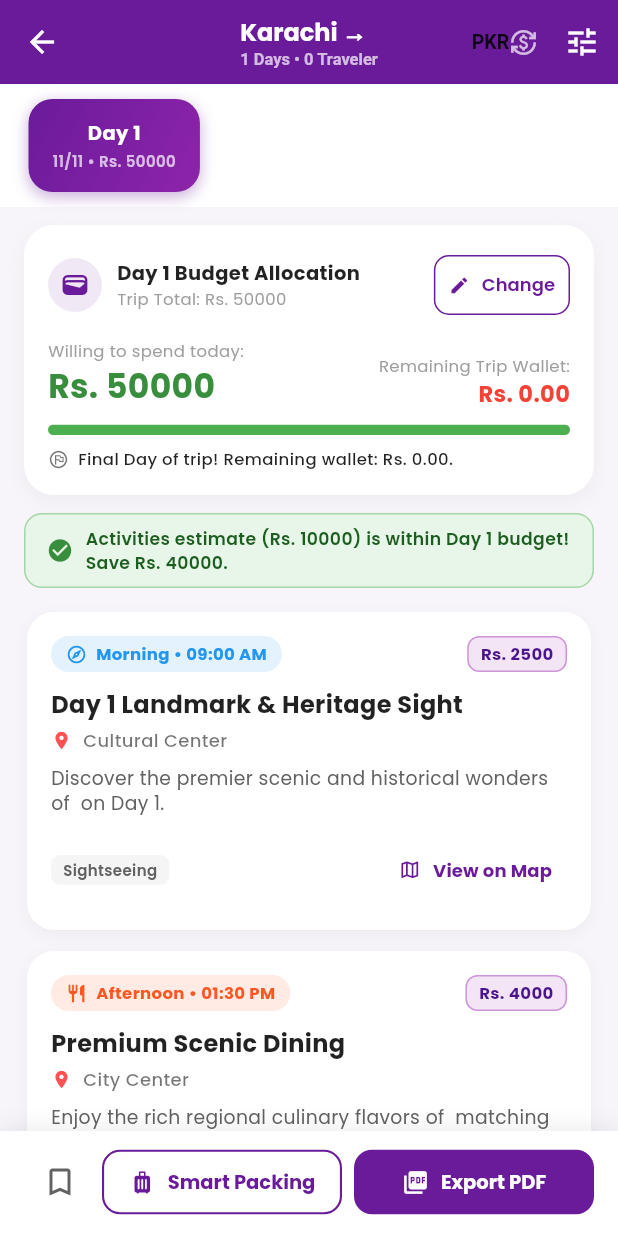
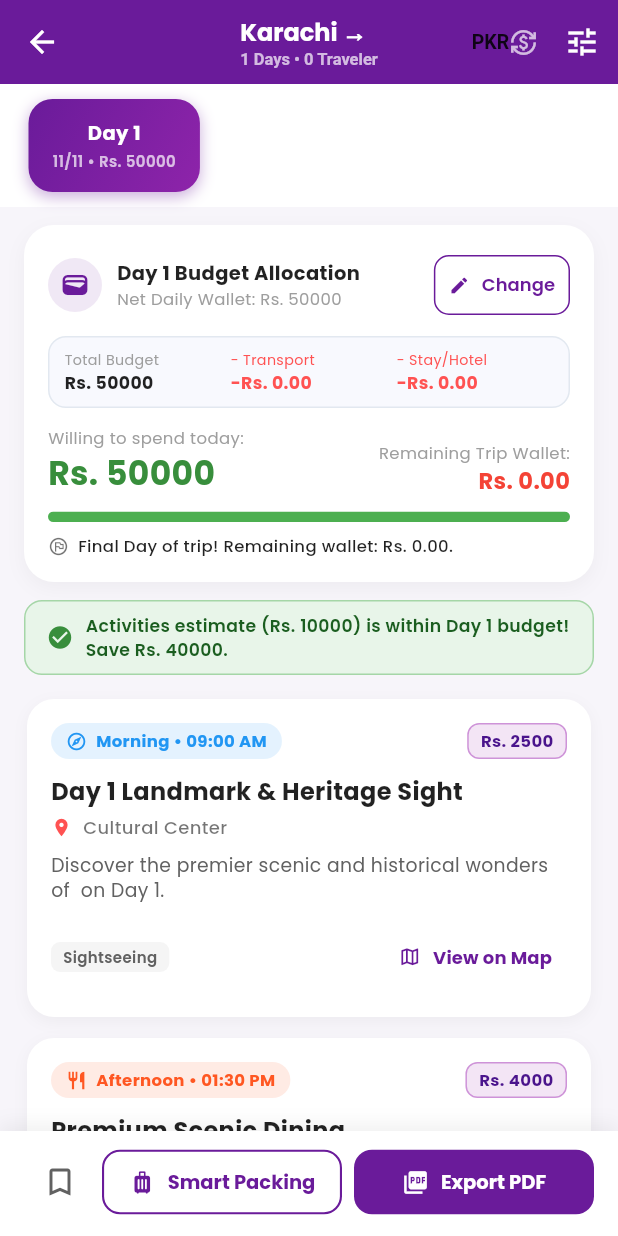
Before and after one commit to MuhammadAhsan-MASK/SafarSathi, a Flutter app: the BudgetAnalysisScreen screen opened directly with empty values, scrolled down 953 dp, after a tap on "View Detailed Route & Daily Budget", on a phone screen of 412 x 824 dp. Run offline on Flutter 3.47's test engine with Material 3 defaults, Android fonts, the phone set to English and light mode, and no system bars; our stand-ins replace cloud_firestore, csv, firebase_auth, firebase_core, flutter_tts, google_fonts and 6 more; accounts and stored records are empty; generated files the repository leaves out were written again; network calls fail.

Commit message:
feat(budget): deduct transport and stay expenses from daily itinerary wallet and exported PDF report

```diff
--- a/lib/features/budget/budget_analysis_screen.dart
+++ b/lib/features/budget/budget_analysis_screen.dart
@@ -197,6 +197,8 @@ class _BudgetAnalysisScreenState extends State<BudgetAnalysisScreen> {
                         endDate: widget.endDate,
                         budget: widget.budget,
                         travelers: widget.travelers,
+                        transportCost: widget.budget * 0.20,
+                        stayCost: widget.budget * 0.40,
                       ),
                     ),
                   ),
--- a/lib/features/budget/itinerary_screen.dart
+++ b/lib/features/budget/itinerary_screen.dart
@@ -17,6 +17,8 @@ class ItineraryScreen extends StatefulWidget {
   final DateTime endDate;
   final double budget;
   final int travelers;
+  final double? transportCost;
+  final double? stayCost;
 
   const ItineraryScreen({
     super.key,
@@ -26,6 +28,8 @@ class ItineraryScreen extends StatefulWidget {
     required this.endDate,
     this.budget = 50000,
     this.travelers = 1,
+    this.transportCost,
+    this.stayCost,
   });
 
   @override
@@ -35,18 +39,27 @@ class ItineraryScreen extends StatefulWidget {
 class _ItineraryScreenState extends State<ItineraryScreen> {
   int _selectedDay = 0;
   bool _isSaved = false;
-  late double _totalTripBudget;
+  late double _grossTripBudget;
+  late double _transportDeduction;
+  late double _stayDeduction;
+  late double _totalTripBudget; // Net spendable budget after Transport & Stay
   late int _dayCount;
   late Map<int, double> _dayBudgets;
 
   @override
   void initState() {
     super.initState();
-    _totalTripBudget = widget.budget > 0 ? widget.budget : 50000;
+    _grossTripBudget = widget.budget > 0 ? widget.budget : 50000;
+    _transportDeduction = widget.transportCost ?? (_grossTripBudget * 0.20);
+    _stayDeduction = widget.stayCost ?? (_grossTripBudget * 0.40);
+
+    final netDaily = _grossTripBudget - _transportDeduction - _stayDeduction;
+    _totalTripBudget = netDaily > 0 ? netDaily : 0;
+
     final diff = widget.endDate.difference(widget.startDate).inDays.abs() + 1;
     _dayCount = diff > 0 ? diff : 1;
 
-    // Initialize each day with an equal share of the total budget
+    // Initialize each day with an equal share of the net daily wallet (after transport & stay)
     _dayBudgets = {};
     final defaultPerDay = _totalTripBudget / _dayCount;
     for (int i = 0; i < _dayCount; i++) {
@@ -729,7 +742,7 @@ class _ItineraryScreenState extends State<ItineraryScreen> {
                             overflow: TextOverflow.ellipsis,
                           ),
                           Text(
-                            'Trip Total: ${currency.formatPrice(_totalTripBudget)}',
+                            'Net Daily Wallet: ${currency.formatPrice(_totalTripBudget)}',
                             style: const TextStyle(fontSize: 11, color: Colors.grey),
                             maxLines: 1,
                             overflow: TextOverflow.ellipsis,
@@ -753,6 +766,71 @@ class _ItineraryScreenState extends State<ItineraryScreen> {
                 onPressed: () => _showSetDayBudgetDialog(_selectedDay),
               ),
             ],
+          ),
+          const SizedBox(height: 10),
+
+          // Net Budget Deduction Strip (Total - Transport - Stay)
+          Container(
+            padding: const EdgeInsets.symmetric(horizontal: 10, vertical: 8),
+            decoration: BoxDecoration(
+              color: const Color(0xFFF8F9FE),
+              borderRadius: BorderRadius.circular(12),
+              border: Border.all(color: const Color(0xFFE2E8F0)),
+            ),
+            child: Row(
+              children: [
+                Expanded(
+                  child: Column(
+                    crossAxisAlignment: CrossAxisAlignment.start,
+                    children: [
+                      const Text('Total Budget', style: TextStyle(fontSize: 9.5, color: Colors.grey), maxLines: 1, overflow: TextOverflow.ellipsis),
+                      FittedBox(
+                        fit: BoxFit.scaleDown,
+                        alignment: Alignment.centerLeft,
+                        child: Text(
+                          currency.formatPrice(_grossTripBudget),
+                          style: const TextStyle(fontSize: 11.5, fontWeight: FontWeight.bold, color: Colors.black87),
+                        ),
+                      ),
+                    ],
+                  ),
+                ),
+                const SizedBox(width: 6),
+                Expanded(
+                  child: Column(
+                    crossAxisAlignment: CrossAxisAlignment.start,
+                    children: [
+                      const Text('- Transport', style: TextStyle(fontSize: 9.5, color: Colors.redAccent), maxLines: 1, overflow: TextOverflow.ellipsis),
+                      FittedBox(
+                        fit: BoxFit.scaleDown,
+                        alignment: Alignment.centerLeft,
+                        child: Text(
+                          '-${currency.formatPrice(_transportDeduction)}',
+                          style: const TextStyle(fontSize: 11.5, fontWeight: FontWeight.bold, color: Colors.redAccent),
+                        ),
+                      ),
+                    ],
+                  ),
+                ),
+                const SizedBox(width: 6),
+                Expanded(
+                  child: Column(
+                    crossAxisAlignment: CrossAxisAlignment.start,
+                    children: [
+                      const Text('- Stay/Hotel', style: TextStyle(fontSize: 9.5, color: Colors.redAccent), maxLines: 1, overflow: TextOverflow.ellipsis),
+                      FittedBox(
+                        fit: BoxFit.scaleDown,
+                        alignment: Alignment.centerLeft,
+                        child: Text(
+                          '-${currency.formatPrice(_stayDeduction)}',
+                          style: const TextStyle(fontSize: 11.5, fontWeight: FontWeight.bold, color: Colors.redAccent),
+                        ),
+                      ),
+                    ],
+                  ),
+                ),
+              ],
+            ),
           ),
           const SizedBox(height: 12),
 
@@ -1320,6 +1398,12 @@ class _ItineraryScreenState extends State<ItineraryScreen> {
                                     destination: widget.destination,
                                     origin: widget.origin,
                                     daySections: sections,
+                                    budgetSummary: {
+                                      'grossBudget': currency.formatPrice(_grossTripBudget),
+                                      'transportCost': currency.formatPrice(_transportDeduction),
+                                      'stayCost': currency.formatPrice(_stayDeduction),
+                                      'netDailyBudget': currency.formatPrice(_totalTripBudget),
+                                    },
                                   );
                                 } catch (e) {
                                   messenger.showSnackBar(
```
Also changed, not shown: lib/core/pdf_service.dart (+73 -2 lines).
